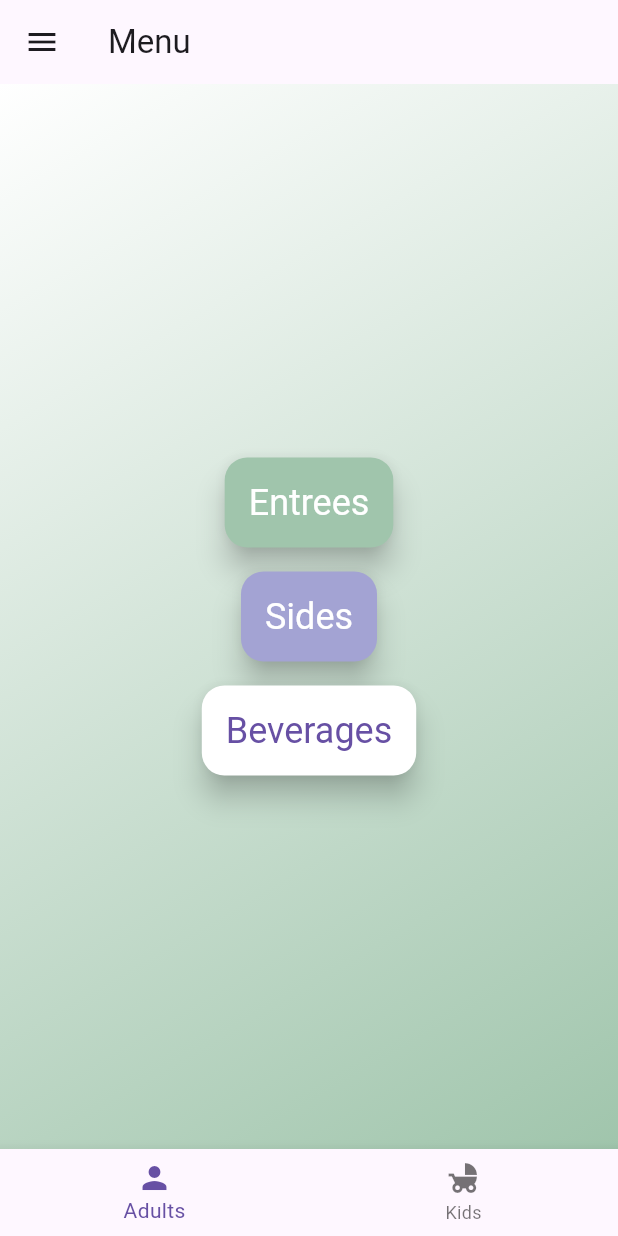
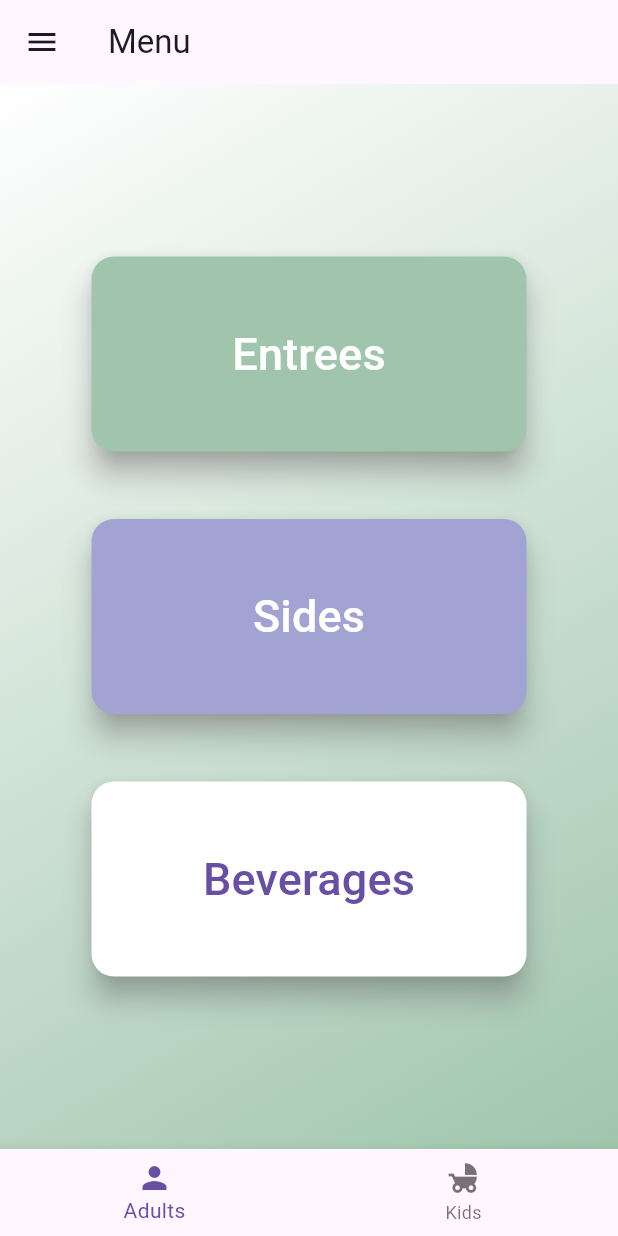
Before and after one commit to MichaelPendleton/restaurant_app, a Flutter app: the MenuScreen screen opened directly, on a phone screen of 412 x 824 dp. Run offline on Flutter 3.47's test engine with Material 3 defaults, Android fonts, the phone set to English and light mode, and no system bars; project files that could hold a hidden picture were left out.

Commit message:
Made Buttons Bigger

```diff
--- a/lib/screens/menu_screen.dart
+++ b/lib/screens/menu_screen.dart
@@ -39,7 +39,10 @@ class _MenuScreenState extends State<MenuScreen> {
           child: Column(
             mainAxisAlignment: MainAxisAlignment.center,
             children: <Widget>[
-              ElevatedButton(
+              SizedBox(
+                width: 290,
+                height: 130,
+                child: ElevatedButton(
                   onPressed: () {
                     Navigator.of(context).push(
                       MaterialPageRoute(
@@ -51,24 +54,55 @@ class _MenuScreenState extends State<MenuScreen> {
                     );
                   },
                   style: ElevatedButton.styleFrom(
-                  textStyle: const TextStyle(fontSize: 24),
+                    foregroundColor: Colors.white,
                     backgroundColor: const Color.fromARGB(255, 160, 197, 172),
-                  padding: const EdgeInsets.all(16),
                     shape: RoundedRectangleBorder(
                       borderRadius: BorderRadius.circular(15.0),
                     ),
                     elevation: 8.0,
-                ).merge(
-                  ButtonStyle(
-                    foregroundColor: MaterialStateProperty.all<Color>(
-                      Colors.white,
+                    textStyle: Theme.of(context).textTheme.labelLarge,
+                    shadowColor: Colors.grey,
+                  ),
+                  child: const Text(
+                    'Entrees',
+                    style: TextStyle(fontSize: 30),
                   ),
                 ),
               ),
-                child: const Text('Entrees'),
-              ),
-              const SizedBox(height: 16),
-              ElevatedButton(
+              const SizedBox(height: 45),
+              // ElevatedButton(
+              //   onPressed: () {
+              //     Navigator.of(context).push(
+              //       MaterialPageRoute(
+              //         builder: (ctx) => MenuItemList(
+              //           selection: Selection.entree,
+              //           isKidsFilter: _currentIndex == 1,
+              //         ),
+              //       ),
+              //     );
+              //   },
+              //   style: ElevatedButton.styleFrom(
+              //     textStyle: const TextStyle(fontSize: 24),
+              //     backgroundColor: const Color.fromARGB(255, 160, 197, 172),
+              //     padding: const EdgeInsets.all(16),
+              //     shape: RoundedRectangleBorder(
+              //       borderRadius: BorderRadius.circular(15.0),
+              //     ),
+              //     elevation: 8.0,
+              //   ).merge(
+              //     ButtonStyle(
+              //       foregroundColor: MaterialStateProperty.all<Color>(
+              //         Colors.white,
+              //       ),
+              //     ),
+              //   ),
+              //   child: const Text('Entrees'),
+              // ),
+              // const SizedBox(height: 16),
+              SizedBox(
+                width: 290,
+                height: 130,
+                child: ElevatedButton(
                   onPressed: () {
                     Navigator.of(context).push(
                       MaterialPageRoute(
@@ -80,24 +114,55 @@ class _MenuScreenState extends State<MenuScreen> {
                     );
                   },
                   style: ElevatedButton.styleFrom(
-                  textStyle: const TextStyle(fontSize: 24),
+                    foregroundColor: Colors.white,
                     backgroundColor: const Color.fromARGB(255, 163, 163, 211),
-                  padding: const EdgeInsets.all(16),
                     shape: RoundedRectangleBorder(
                       borderRadius: BorderRadius.circular(15.0),
                     ),
                     elevation: 8.0,
-                ).merge(
-                  ButtonStyle(
-                    foregroundColor: MaterialStateProperty.all<Color>(
-                      Colors.white,
+                    textStyle: Theme.of(context).textTheme.labelLarge,
+                    shadowColor: Colors.grey,
+                  ),
+                  child: const Text(
+                    'Sides',
+                    style: TextStyle(fontSize: 30),
                   ),
                 ),
               ),
-                child: const Text('Sides'),
-              ),
-              const SizedBox(height: 16),
-              ElevatedButton(
+              const SizedBox(height: 45),
+              // ElevatedButton(
+              //   onPressed: () {
+              //     Navigator.of(context).push(
+              //       MaterialPageRoute(
+              //         builder: (ctx) => MenuItemList(
+              //           selection: Selection.side,
+              //           isKidsFilter: _currentIndex == 1,
+              //         ),
+              //       ),
+              //     );
+              //   },
+              //   style: ElevatedButton.styleFrom(
+              //     textStyle: const TextStyle(fontSize: 24),
+              //     backgroundColor: const Color.fromARGB(255, 163, 163, 211),
+              //     padding: const EdgeInsets.all(16),
+              //     shape: RoundedRectangleBorder(
+              //       borderRadius: BorderRadius.circular(15.0),
+              //     ),
+              //     elevation: 8.0,
+              //   ).merge(
+              //     ButtonStyle(
+              //       foregroundColor: MaterialStateProperty.all<Color>(
+              //         Colors.white,
+              //       ),
+              //     ),
+              //   ),
+              //   child: const Text('Sides'),
+              // ),
+              // const SizedBox(height: 16),
+              SizedBox(
+                width: 290,
+                height: 130,
+                child: ElevatedButton(
                   onPressed: () {
                     Navigator.of(context).push(
                       MaterialPageRoute(
@@ -109,22 +174,50 @@ class _MenuScreenState extends State<MenuScreen> {
                     );
                   },
                   style: ElevatedButton.styleFrom(
-                  textStyle: const TextStyle(fontSize: 24),
                     backgroundColor:
                         Colors.white, // Set the background color to white
-                  padding: const EdgeInsets.all(16),
                     shape: RoundedRectangleBorder(
                       borderRadius: BorderRadius.circular(15.0),
                     ),
                     elevation: 8.0,
-                  // shadowColor: Colors.red,
-                ).merge(
-                  const ButtonStyle(
-                      // No need to change the foregroundColor for normal font color
+                    textStyle: Theme.of(context).textTheme.labelLarge,
+                    shadowColor: Colors.grey,
+                  ),
+                  child: const Text(
+                    'Beverages',
+                    style: TextStyle(fontSize: 30),
                   ),
                 ),
-                child: const Text('Beverages'),
               ),
+              // const SizedBox(height: 45),
+              // ElevatedButton(
+              //   onPressed: () {
+              //     Navigator.of(context).push(
+              //       MaterialPageRoute(
+              //         builder: (ctx) => MenuItemList(
+              //           selection: Selection.beverage,
+              //           isKidsFilter: _currentIndex == 1,
+              //         ),
+              //       ),
+              //     );
+              //   },
+              //   style: ElevatedButton.styleFrom(
+              //     textStyle: const TextStyle(fontSize: 24),
+              //     backgroundColor:
+              //         Colors.white, // Set the background color to white
+              //     padding: const EdgeInsets.all(16),
+              //     shape: RoundedRectangleBorder(
+              //       borderRadius: BorderRadius.circular(15.0),
+              //     ),
+              //     elevation: 8.0,
+              //     // shadowColor: Colors.red,
+              //   ).merge(
+              //     const ButtonStyle(
+              //         // No need to change the foregroundColor for normal font color
+              //         ),
+              //   ),
+              //   child: const Text('Beverages'),
+              // ),
             ],
           ),
         ),
```
Also changed, not shown: lib/screens/games/games_screen.dart (+22 -22 lines). Lines whose indentation alone changed are shown as unchanged.
